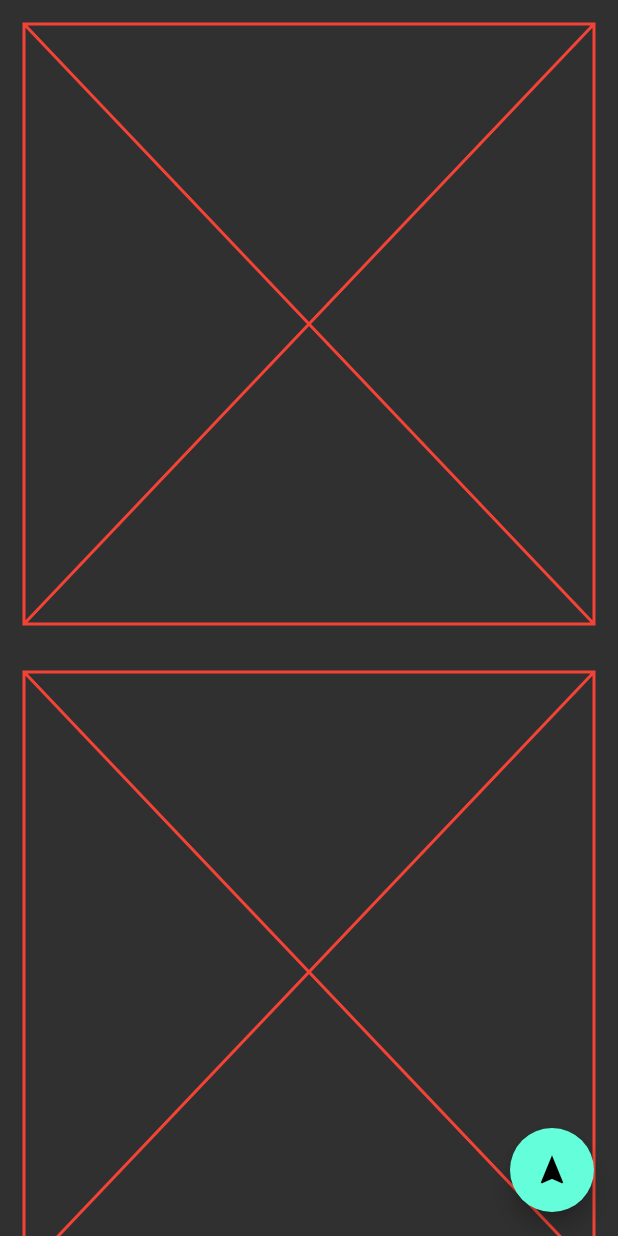
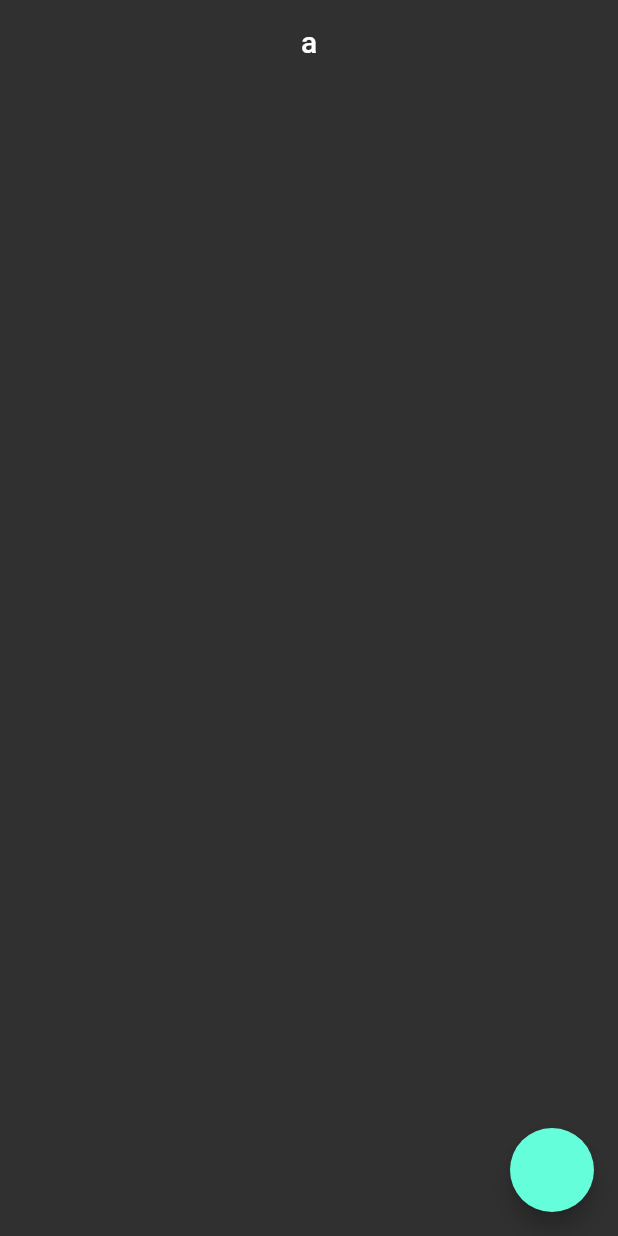
Before and after one commit to gurkanmutllu/flutter_full_learn, a Flutter app: the screen it shows after launch, on a phone screen of 412 x 824 dp. Run offline on Flutter 3.47's test engine with Material 2 defaults, Android fonts, the light colour scheme and no system bars.

Commit message:
ders8 bitti

```diff
--- /dev/null
+++ b/lib/202/model_learn.dart
@@ -0,0 +1,104 @@
+class PostModel {
+  int? userId;
+  int? id;
+  String? title;
+  String? body;
+}
+
+class PostModel2 {
+  int userId;
+  int id;
+  String title;
+  String body;
+
+  PostModel2(this.userId, this.id, this.title, this.body);
+}
+
+class PostModel3 {
+  final int userId;
+  final int id;
+  final String title;
+  final String body;
+
+  PostModel3(this.userId, this.id, this.title, this.body);
+}
+
+class PostModel4 {
+  final int userId;
+  final int id;
+  final String title;
+  final String body;
+
+  PostModel4({required this.userId, required this.id, required this.title, required this.body});
+}
+
+// tavsiye edilenlerden
+class PostModel5 {
+  final int _userId;
+  final int _id;
+  final String _title;
+  final String _body;
+
+  int get userId => _userId;
+
+  PostModel5({required int userId, required int id, required String title, required String body})
+      : _userId = userId,
+        _id = id,
+        _title = title,
+        _body = body;
+}
+
+class PostModel6 {
+  late final int _userId;
+  late final int _id;
+  late final String _title;
+  late final String _body;
+
+  PostModel6({required int userId, required int id, required String title, required String body})
+      : _userId = userId,
+        _id = id,
+        _title = title,
+        _body = body;
+}
+
+class PostModel7 {
+  late final int _userId;
+  late final int _id;
+  late final String _title;
+  late final String _body;
+
+  PostModel7({int userId = 0, int id = 0, String title = '', String body = ''})
+      : _userId = userId,
+        _id = id,
+        _title = title,
+        _body = body;
+}
+
+class PostModel8 {
+  final int? userId;
+  final int? id;
+  final String? title;
+  late final String? body;
+
+  PostModel8({this.userId, this.id, this.title, this.body});
+
+  void updateBody(data) {
+    if (data != null && data.isNotEmpty) {
+      body = data;
+    }
+  }
+
+  PostModel8 copyWith({
+    int? userId,
+    int? id,
+    String? title,
+    String? body,
+  }) {
+    return PostModel8(
+      userId: userId ?? this.userId,
+      id: id ?? this.id,
+      title: title ?? this.title,
+      body: body ?? this.body,
+    );
+  }
+}
--- /dev/null
+++ b/lib/202/model_learn_view.dart
@@ -0,0 +1,57 @@
+import 'package:flutter/material.dart';
+import 'package:flutter_full_learn/202/model_learn.dart';
+
+class ModelLearnView extends StatefulWidget {
+  const ModelLearnView({super.key});
+
+  @override
+  State<ModelLearnView> createState() => _ModelLearnViewState();
+}
+
+class _ModelLearnViewState extends State<ModelLearnView> {
+  var user9 = PostModel8(body: 'a');
+
+  @override
+  void initState() {
+    super.initState();
+
+    final user1 = PostModel()
+      ..userId = 1
+      ..body = 'vb';
+    user1.body = 'hello';
+
+    final user2 = PostModel2(1, 2, 'a', 'b');
+    user2.body = 'ss';
+
+    final user3 = PostModel3(1, 2, 'a', 'b');
+    // user3.body = 'a';
+    final user4 = PostModel4(userId: 1, id: 2, title: 'a', body: 'b');
+    // user4.body = 'a';
+
+    final user5 = PostModel5(userId: 1, id: 2, title: 'a', body: 'b');
+    user5.userId;
+
+    final user6 = PostModel6(userId: 1, id: 2, title: 'a', body: 'b');
+    final user7 = PostModel7();
+
+    // Service
+    final user8 = PostModel8(body: 'a');
+  }
+
+  @override
+  Widget build(BuildContext context) {
+    return Scaffold(
+      floatingActionButton: FloatingActionButton(
+        onPressed: () {
+          setState(() {
+            user9 = user9.copyWith(title: 'vb');
+            user9.updateBody('data');
+          });
+        },
+      ),
+      appBar: AppBar(
+        title: Text(user9.body ?? 'Not have any data'),
+      ),
+    );
+  }
+}
--- a/lib/main.dart
+++ b/lib/main.dart
@@ -27,6 +27,8 @@
 import '101/statefull_learn.dart';
 import '101/statefull_life_cycle_learn.dart';
 import '101/text_field_learn.dart';
+import '202/model_learn_view.dart';
+import '202/tab_learn.dart';
 import 'demos/color_demos_view.dart';
 import 'demos/color_life_cycle_view.dart';
 import 'demos/my_collections_demos.dart';
@@ -45,6 +47,14 @@
       title: 'Flutter Demo',
       debugShowCheckedModeBanner: false,
       theme: ThemeData.dark().copyWith(
+        tabBarTheme: TabBarTheme(
+          labelColor: Colors.white,
+          unselectedLabelColor: Colors.red,
+          indicatorSize: TabBarIndicatorSize.label,
+        ),
+        bottomAppBarTheme: BottomAppBarTheme(
+          shape: CircularNotchedRectangle(),
+        ),
         progressIndicatorTheme: ProgressIndicatorThemeData(
           color: Colors.white,
         ),
@@ -71,7 +81,7 @@
           floatingLabelStyle: TextStyle(color: Colors.blue, fontSize: 24, fontWeight: FontWeight.w600),
         ),
       ),
-      home: NavigationLearn(),
+      home: ModelLearnView(),
     );
   }
 }
```
Also changed, not shown: lib/101/custom_widget_learn.dart (+5 -8 lines), lib/202/tab_learn.dart (added, +89 -0 lines), lib/demos/note_demos_view.dart (+4 -7 lines), pubspec.lock, 1 other file.
